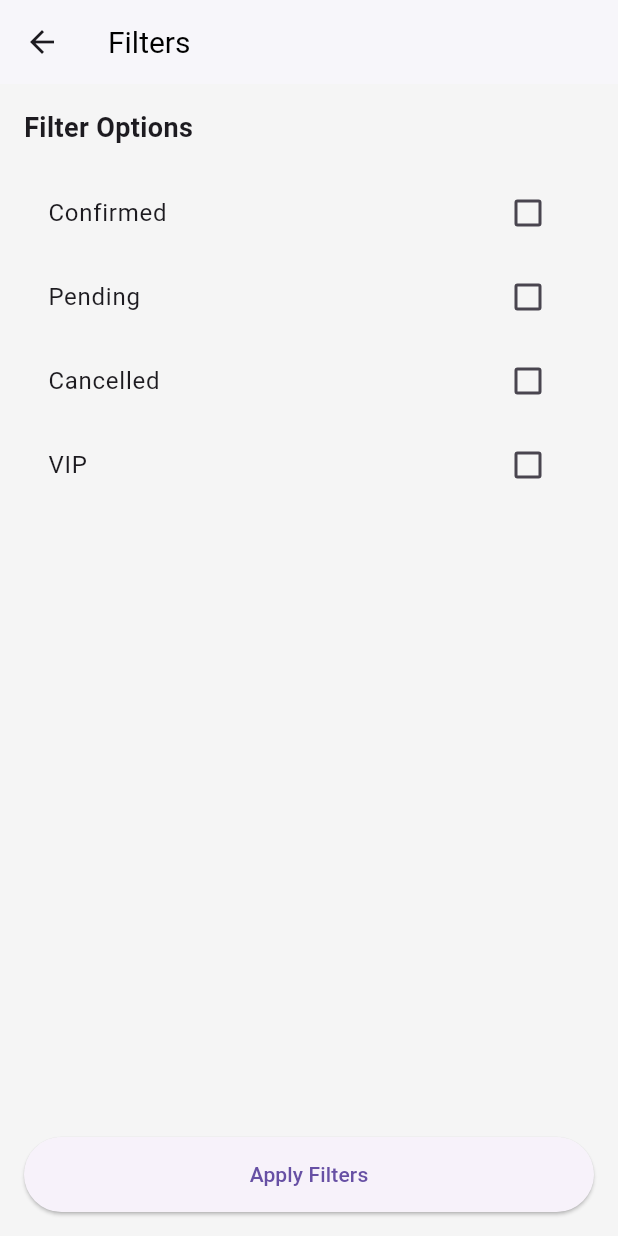
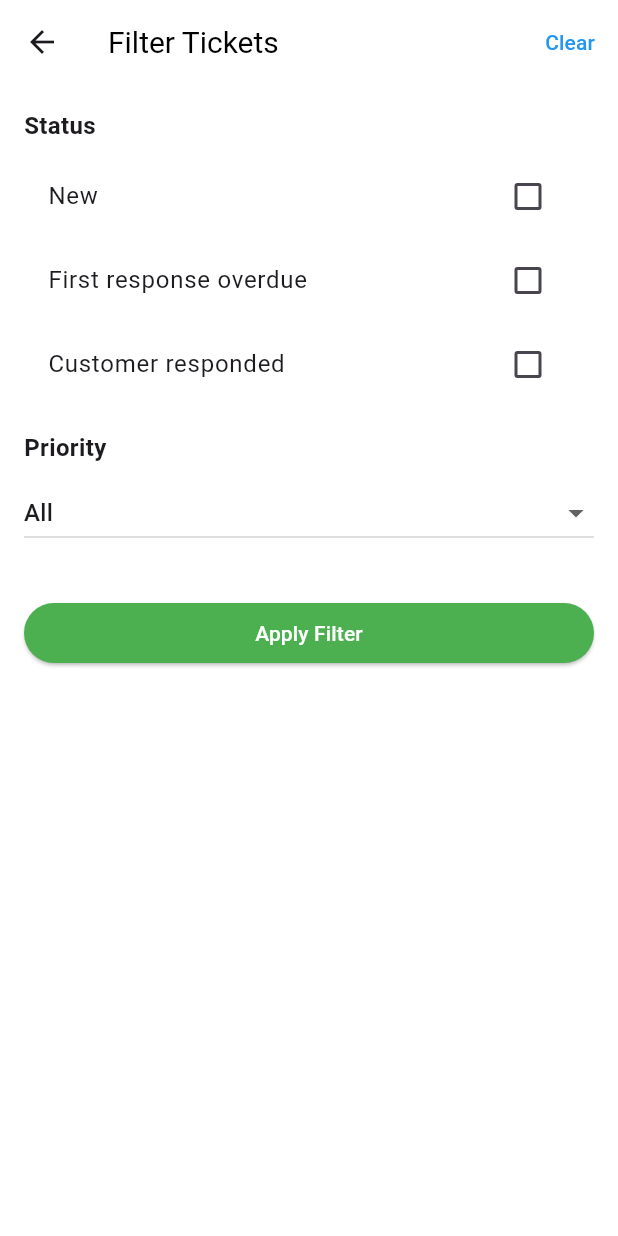
Before and after one commit to salmanbashar1009/project_m360ict, a Flutter app: the screen it shows after launch, after a tap on the "filter list" icon, on a phone screen of 412 x 824 dp. Run offline on Flutter 3.47's test engine with Material 3 defaults, Android fonts, the phone set to English and light mode, and no system bars; our stand-ins replace flutter_riverpod, go_router.

Commit message:
project complete

```diff
--- a/lib/features/tickets/data/data_sources/filter_data_source.dart
+++ /dev/null
@@ -1,18 +0,0 @@
-import 'package:flutter_riverpod/flutter_riverpod.dart';
-
-import '../models/filter.dart';
-
-class FilterDataSource {
-  Future<List<Filter>> getFilters() async {
-    // Simulate API delay
-    await Future.delayed(const Duration(seconds: 1));
-    return [
-      Filter(id: '1', name: 'Confirmed', isSelected: false),
-      Filter(id: '2', name: 'Pending', isSelected: false),
-      Filter(id: '3', name: 'Cancelled', isSelected: false),
-      Filter(id: '4', name: 'VIP', isSelected: false),
-    ];
-  }
-}
-
-final filterDataSourceProvider = Provider<FilterDataSource>((ref) => FilterDataSource());
--- a/lib/features/tickets/data/data_sources/ticket_data_source.dart
+++ b/lib/features/tickets/data/data_sources/ticket_data_source.dart
@@ -1,4 +1,3 @@
-
 import 'package:flutter_riverpod/flutter_riverpod.dart';
 
 import '../models/ticket.dart';
@@ -8,13 +7,129 @@ class TicketDataSource {
     /// API simulation with a 1-second delay
     await Future.delayed(const Duration(seconds: 1));
     return [
-      Ticket(id: '#01',  title: 'Concert A', date: '2025-07-01', status: 'New',priority: "Low",name: "Tahmin", price: 99.99),
-      Ticket(id: '#03', title: 'Sports Event', date: '2025-07-10', status: 'Customer responded',priority:'Medium' , name: 'Bashar', price: 49.99),
-      Ticket(id: '#02', title: 'Movie Premiere', date: '2025-07-05', status: 'First response overdue',priority: "Urgent",name: "Habib", price: 15.50),
-      Ticket(id: '#03', title: 'Sports Event', date: '2025-07-10', status: 'Customer responded',priority:'Medium' , name: 'Bashar', price: 49.99),
-      Ticket(id: '#01',  title: 'Concert A', date: '2025-07-01', status: 'New',priority: "Low",name: "Tahmin", price: 99.99),
+      Ticket(
+          id: '#01',
+          title: 'Concert A',
+          date: '2025-07-01',
+          status: 'New',
+          priority: "Low",
+          name: "Tahmin",
+          price: 99.99),
+      Ticket(
+          id: '#03',
+          title: 'Sports Event',
+          date: '2025-07-10',
+          status: 'Customer responded',
+          priority: 'Medium',
+          name: 'Bashar',
+          price: 49.99),
+      Ticket(
+          id: '#02',
+          title: 'Movie Premiere',
+          date: '2025-07-05',
+          status: 'First response overdue',
+          priority: "Urgent",
+          name: "Habib",
+          price: 15.50),
+      Ticket(
+          id: '#03',
+          title: 'Sports Event',
+          date: '2025-07-10',
+          status: 'Customer responded',
+          priority: 'Medium',
+          name: 'Bashar',
+          price: 49.99),
+      Ticket(
+          id: '#01',
+          title: 'Concert A',
+          date: '2025-07-01',
+          status: 'New',
+          priority: "Low",
+          name: "Tahmin",
+          price: 99.99),
+      Ticket(
+          id: '#01',
+          title: 'Concert A',
+          date: '2025-07-01',
+          status: 'New',
+          priority: "Low",
+          name: "Tahmin",
+          price: 99.99),
+      Ticket(
+          id: '#03',
+          title: 'Sports Event',
+          date: '2025-07-10',
+          status: 'Customer responded',
+          priority: 'Medium',
+          name: 'Bashar',
+          price: 49.99),
+      Ticket(
+          id: '#02',
+          title: 'Movie Premiere',
+          date: '2025-07-05',
+          status: 'First response overdue',
+          priority: "Urgent",
+          name: "Habib",
+          price: 15.50),
+      Ticket(
+          id: '#03',
+          title: 'Sports Event',
+          date: '2025-07-10',
+          status: 'Customer responded',
+          priority: 'Medium',
+          name: 'Bashar',
+          price: 49.99),
+      Ticket(
+          id: '#01',
+          title: 'Concert A',
+          date: '2025-07-01',
+          status: 'New',
+          priority: "Low",
+          name: "Tahmin",
+          price: 99.99),
+      Ticket(
+          id: '#01',
+          title: 'Concert A',
+          date: '2025-07-01',
+          status: 'New',
+          priority: "Low",
+          name: "Tahmin",
+          price: 99.99),
+      Ticket(
+          id: '#03',
+          title: 'Sports Event',
+          date: '2025-07-10',
+          status: 'Customer responded',
+          priority: 'Medium',
+          name: 'Bashar',
+          price: 49.99),
+      Ticket(
+          id: '#02',
+          title: 'Movie Premiere',
+          date: '2025-07-05',
+          status: 'First response overdue',
+          priority: "Urgent",
+          name: "Habib",
+          price: 15.50),
+      Ticket(
+          id: '#03',
+          title: 'Sports Event',
+          date: '2025-07-10',
+          status: 'Customer responded',
+          priority: 'Medium',
+          name: 'Bashar',
+          price: 49.99),
+      Ticket(
+          id: '#01',
+          title: 'Concert A',
+          date: '2025-07-01',
+          status: 'New',
+          priority: "Low",
+          name: "Tahmin",
+          price: 99.99),
     ];
   }
 }
 
-final ticketDataSourceProvider = Provider<TicketDataSource>((ref) => TicketDataSource());
+final ticketDataSourceProvider =
+    Provider<TicketDataSource>((ref) => TicketDataSource());
--- a/lib/features/tickets/data/models/filter.dart
+++ /dev/null
@@ -1,19 +0,0 @@
-class Filter {
-  final String id;
-  final String name;
-  final bool isSelected;
-
-  Filter({
-    required this.id,
-    required this.name,
-    required this.isSelected,
-  });
-
-  Filter copyWith({String? id, String? name, bool? isSelected}) {
-    return Filter(
-      id: id ?? this.id,
-      name: name ?? this.name,
-      isSelected: isSelected ?? this.isSelected,
-    );
-  }
-}
--- a/lib/features/tickets/presentation/providers/filter_provider.dart
+++ b/lib/features/tickets/presentation/providers/filter_provider.dart
@@ -1,35 +1,47 @@
 import 'package:flutter_riverpod/flutter_riverpod.dart';
 
+class FilterState {
+  final List<String> selectedStatuses;
+  final String? selectedPriority;
 
-import '../../data/models/filter.dart';
-import '../../data/repositories/filter_repository.dart';
+  FilterState({
+    required this.selectedStatuses,
+    this.selectedPriority,
+  });
 
-final filterProvider = StateNotifierProvider<FilterNotifier, AsyncValue<List<Filter>>>((ref) {
-  return FilterNotifier(ref.read(filterRepositoryProvider));
-});
+  FilterState copyWith({
+    List<String>? selectedStatuses,
+    String? selectedPriority,
+  }) {
+    return FilterState(
+      selectedStatuses: selectedStatuses ?? this.selectedStatuses,
+      selectedPriority: selectedPriority ?? this.selectedPriority,
+    );
+  }
+}
 
-class FilterNotifier extends StateNotifier<AsyncValue<List<Filter>>> {
-  final FilterRepository _repository;
+class FilterNotifier extends StateNotifier<FilterState> {
+  FilterNotifier() : super(FilterState(selectedStatuses: []));
 
-  FilterNotifier(this._repository) : super(const AsyncValue.loading()) {
-    fetchFilters();
+  void toggleStatus(String status) {
+    final updatedStatuses = [...state.selectedStatuses];
+    if (updatedStatuses.contains(status)) {
+      updatedStatuses.remove(status);
+    } else {
+      updatedStatuses.add(status);
+    }
+    state = state.copyWith(selectedStatuses: updatedStatuses);
   }
 
-  Future<void> fetchFilters() async {
-    try {
-      state = const AsyncValue.loading();
-      final filters = await _repository.getFilters();
-      state = AsyncValue.data(filters);
-    } catch (e) {
-      state = AsyncValue.error(e, StackTrace.current);
-    }
+  void setPriority(String? priority) {
+    state = state.copyWith(selectedPriority: priority);
   }
 
-  void toggleFilter(String id) {
-    state.whenData((filters) {
-      state = AsyncValue.data(filters
-          .map((filter) => filter.id == id ? filter.copyWith(isSelected: !filter.isSelected) : filter)
-          .toList());
-    });
+  void clearFilters() {
+    state = FilterState(selectedStatuses: []);
   }
 }
+
+final filterProvider = StateNotifierProvider<FilterNotifier, FilterState>((ref) {
+  return FilterNotifier();
+});
--- a/lib/features/tickets/presentation/providers/ticket_provider.dart
+++ b/lib/features/tickets/presentation/providers/ticket_provider.dart
@@ -2,25 +2,65 @@ import 'package:flutter_riverpod/flutter_riverpod.dart';
 
 import '../../data/models/ticket.dart';
 import '../../data/repositories/ticket_repository.dart';
-
+import 'filter_provider.dart';
 
 final ticketProvider = StateNotifierProvider<TicketNotifier, AsyncValue<List<Ticket>>>((ref) {
-  return TicketNotifier(ref.read(ticketRepositoryProvider));
+  return TicketNotifier(ref.read(ticketRepositoryProvider), ref);
 });
 
 class TicketNotifier extends StateNotifier<AsyncValue<List<Ticket>>> {
   final TicketRepository _repository;
+  final Ref _ref;
+  bool _showNoMatchSnackbar = false;
+  int _filteredTicketCount = 0; // Track number of filtered tickets
 
-  TicketNotifier(this._repository) : super(const AsyncValue.loading()) {
+  TicketNotifier(this._repository, this._ref) : super(const AsyncValue.loading()) {
     fetchTickets();
   }
+
+  bool get showNoMatchSnackbar => _showNoMatchSnackbar;
+  int get filteredTicketCount => _filteredTicketCount;
 
   Future<void> fetchTickets() async {
     try {
       state = const AsyncValue.loading();
+      _showNoMatchSnackbar = false; // Reset snackbar flag
+      _filteredTicketCount = 0; // Reset filtered count
+
       final tickets = await _repository.getTickets();
-      state = AsyncValue.data(tickets);
+      final filterState = _ref.read(filterProvider);
+
+      // Apply filters
+      List<Ticket> filteredTickets = tickets;
+
+      // Filter by status
+      if (filterState.selectedStatuses.isNotEmpty) {
+        filteredTickets = filteredTickets
+            .where((ticket) => filterState.selectedStatuses.contains(ticket.status))
+            .toList();
+      }
+
+      // Filter by priority
+      if (filterState.selectedPriority != null) {
+        filteredTickets = filteredTickets
+            .where((ticket) => ticket.priority == filterState.selectedPriority)
+            .toList();
+      }
+
+      // Check if filtered list is empty and filters applied
+      final hasFilters = filterState.selectedStatuses.isNotEmpty || filterState.selectedPriority != null;
+      if (hasFilters && filteredTickets.isEmpty) {
+        _showNoMatchSnackbar = true;
+        _filteredTicketCount = 0;
+        state = AsyncValue.data(tickets); // Show all tickets
+      } else {
+        _showNoMatchSnackbar = false;
+        _filteredTicketCount = filteredTickets.length;
+        state = AsyncValue.data(filteredTickets); // Show filtered tickets
+      }
     } catch (e) {
+      _showNoMatchSnackbar = false;
+      _filteredTicketCount = 0;
       state = AsyncValue.error(e, StackTrace.current);
     }
   }
--- a/lib/features/tickets/presentation/screens/filter_screen.dart
+++ b/lib/features/tickets/presentation/screens/filter_screen.dart
@@ -1,6 +1,8 @@
 import 'package:flutter/material.dart';
 import 'package:flutter_riverpod/flutter_riverpod.dart';
+import 'package:go_router/go_router.dart';
 import '../providers/filter_provider.dart';
+import '../providers/ticket_provider.dart';
 
 class FilterScreen extends ConsumerWidget {
   const FilterScreen({super.key});
@@ -8,36 +10,81 @@ class FilterScreen extends ConsumerWidget {
   @override
   Widget build(BuildContext context, WidgetRef ref) {
     final filterState = ref.watch(filterProvider);
+    final filterNotifier = ref.read(filterProvider.notifier);
+
+    @override
+    // List of statuses
+    final List<String> statuses = [
+      'New',
+      'First response overdue',
+      'Customer responded',
+    ];
+
     return Scaffold(
-      appBar: AppBar(title: const Text('Filters')),
-      body: filterState.when(
-        data: (filters) => Padding(
-          padding: const EdgeInsets.all(16),
-          child: Column(
-            crossAxisAlignment: CrossAxisAlignment.start,
-            children: [
-              const Text('Filter Options', style: TextStyle(fontSize: 18, fontWeight: FontWeight.bold)),
-              const SizedBox(height: 16),
-              ...filters.map((filter) => CheckboxListTile(
-                title: Text(filter.name),
-                value: filter.isSelected,
-                onChanged: (value) {
-                  ref.read(filterProvider.notifier).toggleFilter(filter.id);
+      appBar: AppBar(
+        title: const Text('Filter Tickets'),
+        surfaceTintColor: Colors.transparent,
+        actions: [
+          TextButton(
+            onPressed: () {
+              // Clear all filters
+              filterNotifier.clearFilters();
+            },
+            child: const Text('Clear', style: TextStyle(color: Colors.blue)),
+          ),
+        ],
+      ),
+      body: Padding(
+        padding: const EdgeInsets.all(16.0),
+        child: Column(
+          crossAxisAlignment: CrossAxisAlignment.start,
+          children: [
+            // Status section
+            const Text('Status', style: TextStyle(fontSize: 16, fontWeight: FontWeight.bold)),
+            const SizedBox(height: 8),
+            ...statuses.map((status) => CheckboxListTile(
+              title: Text(status),
+              value: filterState.selectedStatuses.contains(status),
+              onChanged: (bool? value) {
+                filterNotifier.toggleStatus(status);
+              },
+            )),
+            const SizedBox(height: 16),
+            // Priority section
+            const Text('Priority', style: TextStyle(fontSize: 16, fontWeight: FontWeight.bold)),
+            const SizedBox(height: 8),
+            DropdownButton<String>(
+              value: filterState.selectedPriority,
+              hint: const Text('Select Priority'),
+              isExpanded: true,
+              items: const [
+                DropdownMenuItem(value: null, child: Text('All')),
+                DropdownMenuItem(value: 'Low', child: Text('Low')),
+                DropdownMenuItem(value: 'Medium', child: Text('Medium')),
+                DropdownMenuItem(value: 'Urgent', child: Text('Urgent')),
+              ],
+              onChanged: (String? value) {
+                filterNotifier.setPriority(value);
+              },
+            ),
+            SizedBox(height: 32,),
+            // Apply button
+            SizedBox(
+              width: double.infinity,
+              child: ElevatedButton(
+                onPressed: () {
+                  // Apply filter and navigate back
+                  ref.read(ticketProvider.notifier).fetchTickets();
+                  context.go('/');
                 },
-              )),
-              const Spacer(),
-              ElevatedButton(
-                onPressed: () => Navigator.pop(context),
                 style: ElevatedButton.styleFrom(
-                  minimumSize: const Size(double.infinity, 50),
+                  backgroundColor: Colors.green
                 ),
-                child: const Text('Apply Filters'),
+                child: const Text('Apply Filter',style: TextStyle(color: Colors.white),),
               ),
-            ],
-          ),
+            ),
+          ],
         ),
-        loading: () => const Center(child: CircularProgressIndicator()),
-        error: (error, _) => Center(child: Text('Error: $error')),
       ),
     );
   }
--- a/lib/features/tickets/presentation/screens/ticket_screen.dart
+++ b/lib/features/tickets/presentation/screens/ticket_screen.dart
@@ -3,7 +3,6 @@ import 'package:flutter_riverpod/flutter_riverpod.dart';
 import 'package:go_router/go_router.dart';
 import 'package:project_m360ict/features/tickets/presentation/screens/widgets/priority_button.dart';
 import '../providers/ticket_provider.dart';
-
 
 class TicketScreen extends ConsumerWidget {
   const TicketScreen({super.key});
@@ -11,6 +10,26 @@ class TicketScreen extends ConsumerWidget {
   @override
   Widget build(BuildContext context, WidgetRef ref) {
     final ticketState = ref.watch(ticketProvider);
+    final ticketNotifier = ref.watch(ticketProvider.notifier);
+
+    // Check for snackbar trigger after frame is built
+    ticketState.when(
+      data: (tickets) {
+        if (ticketNotifier.showNoMatchSnackbar && ticketNotifier.filteredTicketCount == 0) {
+          WidgetsBinding.instance.addPostFrameCallback((_) {
+            ScaffoldMessenger.of(context).removeCurrentSnackBar(); // Clear any existing snackbar
+            ScaffoldMessenger.of(context).showSnackBar(
+              const SnackBar(
+                content: Text('No match'),
+                duration: Duration(seconds: 2),
+              ),
+            );
+          });
+        }
+      },
+      loading: () {},
+      error: (_, __) {},
+    );
 
     Color _getStatusColor(String status) {
       switch (status.toLowerCase()) {
@@ -29,6 +48,7 @@ class TicketScreen extends ConsumerWidget {
     return Scaffold(
       appBar: AppBar(
         title: const Text('Tickets'),
+        surfaceTintColor: Colors.transparent,
         actions: [
           IconButton(
             icon: const Icon(Icons.filter_list),
@@ -51,20 +71,31 @@ class TicketScreen extends ConsumerWidget {
                 child: Column(
                   crossAxisAlignment: CrossAxisAlignment.start,
                   children: [
-                    // Title section
                     Container(
-                      padding: const EdgeInsets.symmetric(horizontal: 8,vertical: 4),
+                      padding: const EdgeInsets.symmetric(horizontal: 8, vertical: 4),
                       decoration: BoxDecoration(
-                        color: _getStatusColor(ticket.status).withAlpha(20),
+                        color: _getStatusColor(ticket.status).withAlpha(50),
                         borderRadius: BorderRadius.circular(5),
                       ),
-                      child: Text(ticket.status,style: TextStyle(color: _getStatusColor(ticket.status))),
+                      child: Text(
+                        ticket.status,
+                        style: TextStyle(color: _getStatusColor(ticket.status)),
+                      ),
                     ),
                     const SizedBox(height: 8),
-                    Text("id: ${ticket.id}",style: const  TextStyle(fontSize: 14,color: Colors.grey,fontWeight: FontWeight.w500,)),
-                    Text(ticket.title,style: const TextStyle(fontSize: 16,fontWeight: FontWeight.bold)),
+                    Text(
+                      "id: ${ticket.id}",
+                      style: const TextStyle(
+                        fontSize: 14,
+                        color: Colors.grey,
+                        fontWeight: FontWeight.w500,
+                      ),
+                    ),
+                    Text(
+                      ticket.title,
+                      style: const TextStyle(fontSize: 16, fontWeight: FontWeight.bold),
+                    ),
                     const SizedBox(height: 12),
-                    // Subtitle and trailing section
                     Row(
                       mainAxisAlignment: MainAxisAlignment.spaceBetween,
                       children: [
@@ -72,7 +103,7 @@ class TicketScreen extends ConsumerWidget {
                         Text('\$${ticket.price.toStringAsFixed(2)}'),
                       ],
                     ),
-                    Divider(),
+                    const Divider(),
                     PriorityButtons(priorityText: ticket.priority),
                   ],
                 ),
@@ -84,10 +115,11 @@ class TicketScreen extends ConsumerWidget {
         error: (error, _) => Center(child: Text('Error: $error')),
       ),
       bottomNavigationBar: BottomNavigationBar(
+        backgroundColor: Colors.white,
         currentIndex: 0,
         onTap: (index) {
           if (index == 1) context.push('/contacts');
-          if (index == 2) context.push('/profile');
+          else if (index == 2) context.push('/profile');
         },
         items: const [
           BottomNavigationBarItem(icon: Icon(Icons.confirmation_number), label: 'Tickets'),
--- a/lib/features/tickets/presentation/screens/widgets/priority_button.dart
+++ b/lib/features/tickets/presentation/screens/widgets/priority_button.dart
@@ -1,57 +1,21 @@
 import 'package:flutter/material.dart';
 
-class PriorityButtons extends StatefulWidget {
+class PriorityButtons extends StatelessWidget {
   const PriorityButtons({super.key, required this.priorityText});
 
-  final String? priorityText;
+  final String priorityText;
 
-  @override
-  State<PriorityButtons> createState() => _PriorityButtonsState();
-}
-
-class _PriorityButtonsState extends State<PriorityButtons> {
-  String statusText = "Open";
-
-  Color _getPriorityColor() => switch (widget.priorityText) {
+  Color _getPriorityColor() => switch (priorityText) {
     "Low" => Colors.green,
-    "Medium" => Colors.orange,
+    "Medium" => Colors.orangeAccent,
     "Urgent" => Colors.red,
     _ => Colors.transparent,
   };
 
   @override
   Widget build(BuildContext context) {
-    return Row(
-      children: [
-        _buildButton(
-          text: widget.priorityText!,
-          prefix: Container(
-            width: 8,
-            height: 8,
-            decoration: BoxDecoration(
-              color: _getPriorityColor(),
-              shape: BoxShape.circle,
-            ),
-          ),
-        ),
-        const SizedBox(width: 12),
-        _buildButton(
-          text: statusText,
-          onTap: () => setState(() {
-            statusText = statusText == "Open" ? "Closed" : "Open";
-          }),
-        ),
-        SizedBox(width: 12,),
-        if (statusText == "Closed")
-          _buildButton(text: "Spam"),
-      ],
-    );
-  }
-  Widget _buildButton({required String text, VoidCallback? onTap, Widget? prefix}) {
-    return GestureDetector(
-      onTap: onTap,
-      child: Container(
-        padding: const EdgeInsets.symmetric(horizontal: 12, vertical: 6),
+    return  Container(
+      padding: EdgeInsets.symmetric(horizontal: 12, vertical: 6),
       decoration: BoxDecoration(
         color: Colors.grey[100],
         borderRadius: BorderRadius.circular(5),
@@ -60,12 +24,17 @@ class _PriorityButtonsState extends State<PriorityButtons> {
       child: Row(
         mainAxisSize: MainAxisSize.min,
         children: [
-            if (prefix != null) ...[
-              prefix,
-              const SizedBox(width: 6),
-            ],
+          Container(
+            width: 8,
+            height: 8,
+            decoration: BoxDecoration(
+              color: _getPriorityColor(),
+              shape: BoxShape.circle,
+            ),
+          ),
+          SizedBox(width: 6),
           Text(
-              text,
+            priorityText,
             style: TextStyle(
               fontSize: 14,
               color: Colors.grey[700],
@@ -74,7 +43,6 @@ class _PriorityButtonsState extends State<PriorityButtons> {
           ),
         ],
       ),
-      ),
     );
   }
 }
--- a/lib/main.dart
+++ b/lib/main.dart
@@ -19,9 +19,10 @@ class MyApp extends ConsumerWidget {
       debugShowCheckedModeBanner: false,
       theme: ThemeData(
         primarySwatch: Colors.blue,
-        scaffoldBackgroundColor: Colors.grey[100],
-        appBarTheme: const AppBarTheme(
+        scaffoldBackgroundColor: Colors.white,
+        appBarTheme:  AppBarTheme(
           backgroundColor: Colors.white,
+          shadowColor: Colors.transparent,
           elevation: 1,
           titleTextStyle: TextStyle(color: Colors.black, fontSize: 20),
         ),
```
Also changed, not shown: lib/features/contacts/presentation/screens/contact_screen.dart (+20 -23 lines), lib/features/profile/presentation/screens/profile_screen.dart (+9 -17 lines), lib/features/tickets/data/repositories/filter_repository.dart (deleted, +0 -17 lines). Lines whose indentation alone changed are shown as unchanged.
